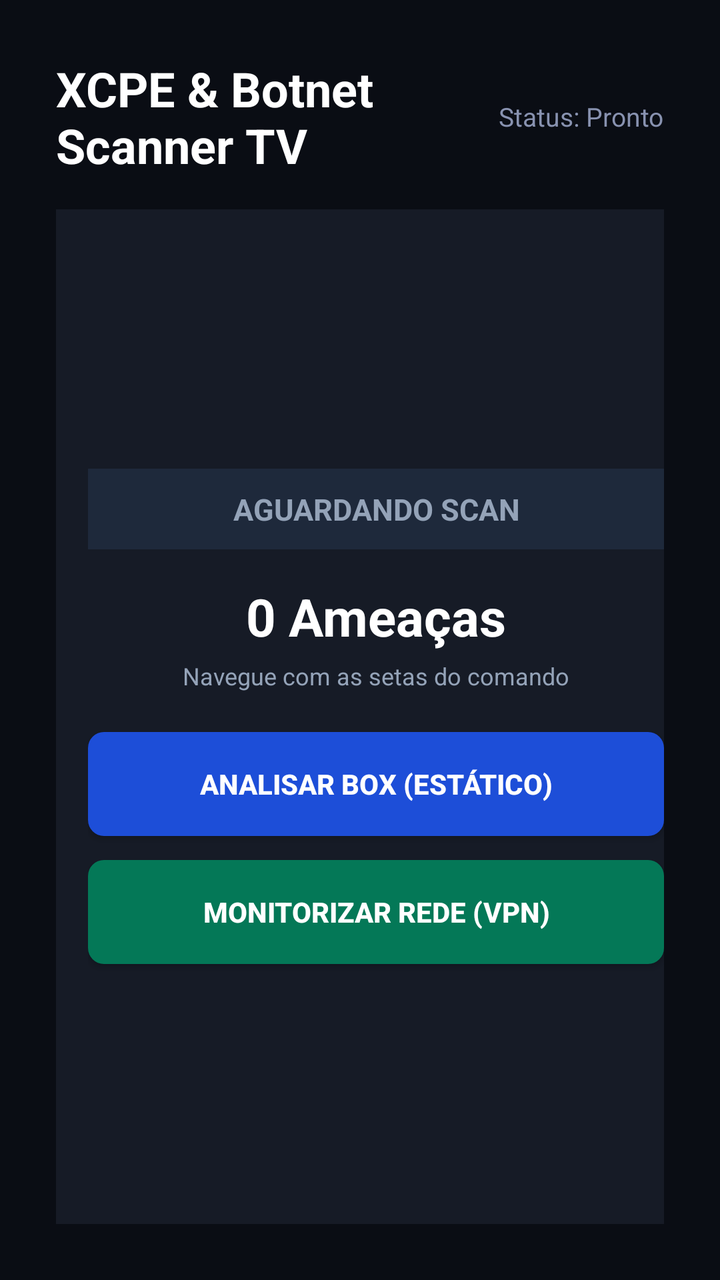
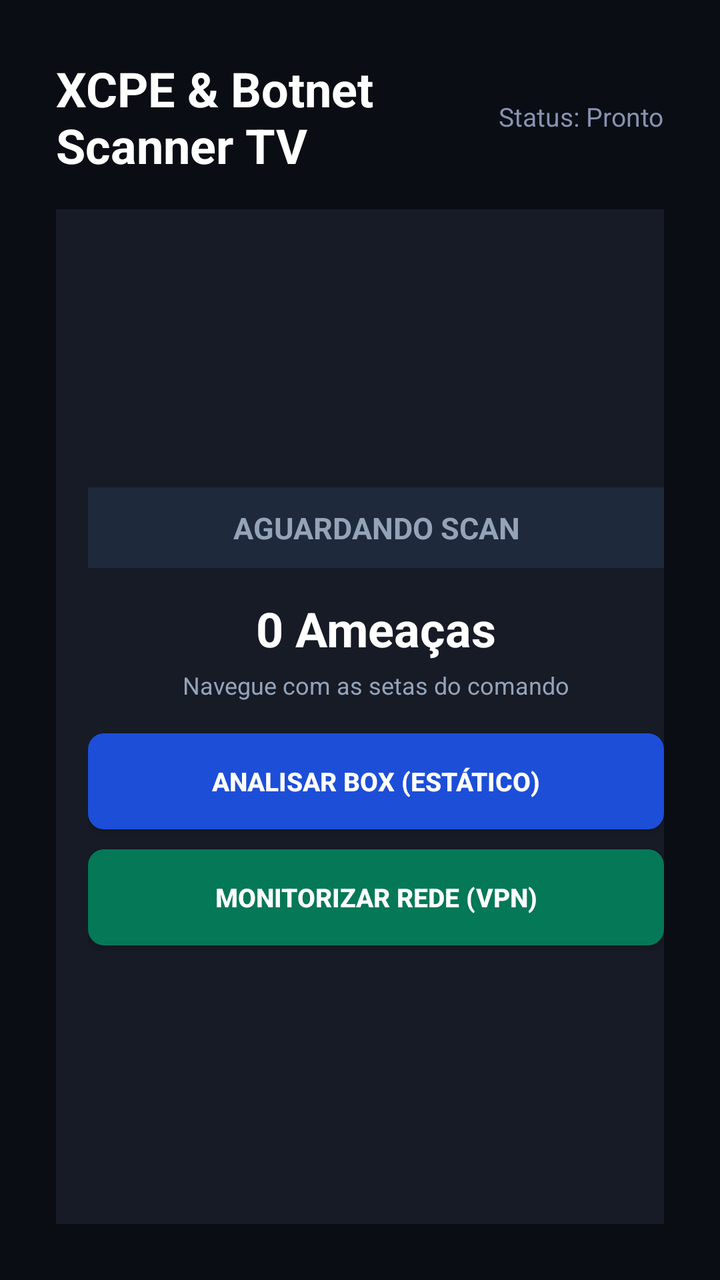

Screens rendered from an Android XML layout before and after an edit, with the pre-edit source and the edit as a unified diff.
<!-- AndroidManifest.xml: application theme Theme.ScannerTV -->
<!-- res/layout/activity_main.xml -->
<?xml version="1.0" encoding="utf-8"?>
<LinearLayout xmlns:android="http://schemas.android.com/apk/res/android"
    android:layout_width="match_parent"
    android:layout_height="match_parent"
    android:background="#0A0D14"
    android:orientation="vertical"
    android:padding="28dp">

    
    <LinearLayout
        android:layout_width="match_parent"
        android:layout_height="wrap_content"
        android:gravity="center_vertical"
        android:orientation="horizontal">

        <TextView
            android:layout_width="0dp"
            android:layout_height="wrap_content"
            android:layout_weight="1"
            android:text="XCPE &amp; Botnet Scanner TV"
            android:textColor="#FFFFFF"
            android:textSize="24sp"
            android:textStyle="bold" />

        <TextView
            android:id="@+id/tvDeviceStats"
            android:layout_width="wrap_content"
            android:layout_height="wrap_content"
            android:text="Status: Pronto"
            android:textColor="#8892B0"
            android:textSize="13sp" />
    </LinearLayout>

    
    <LinearLayout
        android:layout_width="match_parent"
        android:layout_height="0dp"
        android:layout_marginTop="16dp"
        android:layout_weight="1"
        android:orientation="horizontal">

        
        <LinearLayout
            android:layout_width="320dp"
            android:layout_height="match_parent"
            android:background="#161B26"
            android:gravity="center"
            android:orientation="vertical"
            android:padding="16dp">

            <TextView
                android:id="@+id/tvVerdictBadge"
                android:layout_width="match_parent"
                android:layout_height="wrap_content"
                android:background="#1E293B"
                android:gravity="center"
                android:padding="10dp"
                android:text="AGUARDANDO SCAN"
                android:textColor="#94A3B8"
                android:textSize="15sp"
                android:textStyle="bold" />

            <TextView
                android:id="@+id/tvScore"
                android:layout_width="wrap_content"
                android:layout_height="wrap_content"
                android:layout_marginTop="16dp"
                android:text="0 Ameaças"
                android:textColor="#FFFFFF"
                android:textSize="26sp"
                android:textStyle="bold" />

            <TextView
                android:id="@+id/tvSubStatus"
                android:layout_width="wrap_content"
                android:layout_height="wrap_content"
                android:layout_marginTop="4dp"
                android:text="Navegue com as setas do comando"
                android:textColor="#94A3B8"
                android:textSize="12sp" />

            
            <Button
                android:id="@+id/btnScan"
                android:layout_width="match_parent"
                android:layout_height="52dp"
                android:layout_marginTop="20dp"
                android:background="@drawable/btn_blue_focused"
                android:focusable="true"
                android:focusableInTouchMode="true"
                android:nextFocusDown="@+id/btnVpnMonitor"
                android:nextFocusRight="@+id/scrollLogs"
                android:text="ANALISAR BOX (ESTÁTICO)"
                android:textColor="#FFFFFF"
                android:textSize="14sp"
                android:textStyle="bold" />

            
            <Button
                android:id="@+id/btnVpnMonitor"
                android:layout_width="match_parent"
                android:layout_height="52dp"
                android:layout_marginTop="12dp"
                android:background="@drawable/btn_green_focused"
                android:focusable="true"
                android:focusableInTouchMode="true"
                android:nextFocusUp="@+id/btnScan"
                android:nextFocusRight="@+id/scrollLogs"
                android:text="MONITORIZAR REDE (VPN)"
                android:textColor="#FFFFFF"
                android:textSize="14sp"
                android:textStyle="bold" />
        </LinearLayout>

        
        <ScrollView
            android:id="@+id/scrollLogs"
            android:layout_width="0dp"
            android:layout_height="match_parent"
            android:layout_marginStart="20dp"
            android:layout_weight="1"
            android:background="#111622"
            android:focusable="true"
            android:focusableInTouchMode="true"
            android:nextFocusLeft="@+id/btnScan"
            android:padding="16dp">

            <TextView
                android:id="@+id/tvLogOutput"
                android:layout_width="match_parent"
                android:layout_height="wrap_content"
                android:fontFamily="monospace"
                android:text="Painel de Diagnóstico Pronto.\n\n[Opção 1 - Scan Estático]: Varre código em /oem/, Play Protect e pacotes em 3 segundos.\n[Opção 2 - Monitor VPN]: Interceta tráfego da box em tempo real à procura de pings para o C2 ou portas MQTT.\n"
                android:textColor="#CBD5E1"
                android:textSize="13sp" />
        </ScrollView>
    </LinearLayout>

</LinearLayout>
<!-- resources referenced by this layout -->
<resources>
  <!-- drawable btn_blue_focused (drawable) -->
  <?xml version="1.0" encoding="utf-8"?>
  <selector xmlns:android="http://schemas.android.com/apk/res/android">
      <item android:state_focused="true">
          <shape android:shape="rectangle">
              <solid android:color="#2563EB" />
              <stroke android:width="4dp" android:color="#FFFFFF" />
              <corners android:radius="8dp" />
          </shape>
      </item>
      <item>
          <shape android:shape="rectangle">
              <solid android:color="#1D4ED8" />
              <corners android:radius="8dp" />
          </shape>
      </item>
  </selector>
  <!-- drawable btn_green_focused (drawable) -->
  <?xml version="1.0" encoding="utf-8"?>
  <selector xmlns:android="http://schemas.android.com/apk/res/android">
      <item android:state_focused="true">
          <shape android:shape="rectangle">
              <solid android:color="#059669" />
              <stroke android:width="4dp" android:color="#FFFFFF" />
              <corners android:radius="8dp" />
          </shape>
      </item>
      <item>
          <shape android:shape="rectangle">
              <solid android:color="#047857" />
              <corners android:radius="8dp" />
          </shape>
      </item>
  </selector>
  <style name="Theme.ScannerTV" parent="Theme.AppCompat.NoActionBar">
          <item name="android:windowBackground">#0B0E14</item>
          <item name="android:textColor">#FFFFFF</item>
      </style>
</resources>

<!-- the commit's change to res/layout/activity_main.xml (unified diff, before → after) -->
@@ -64,10 +64,10 @@
                 android:id="@+id/tvScore"
                 android:layout_width="wrap_content"
                 android:layout_height="wrap_content"
-                android:layout_marginTop="16dp"
+                android:layout_marginTop="14dp"
                 android:text="0 Ameaças"
                 android:textColor="#FFFFFF"
-                android:textSize="26sp"
+                android:textSize="24sp"
                 android:textStyle="bold" />
 
             <TextView
@@ -83,8 +83,8 @@
             <Button
                 android:id="@+id/btnScan"
                 android:layout_width="match_parent"
-                android:layout_height="52dp"
-                android:layout_marginTop="20dp"
+                android:layout_height="48dp"
+                android:layout_marginTop="16dp"
                 android:background="@drawable/btn_blue_focused"
                 android:focusable="true"
                 android:focusableInTouchMode="true"
@@ -92,24 +92,42 @@
                 android:nextFocusRight="@+id/scrollLogs"
                 android:text="ANALISAR BOX (ESTÁTICO)"
                 android:textColor="#FFFFFF"
-                android:textSize="14sp"
+                android:textSize="13sp"
                 android:textStyle="bold" />
 
             
             <Button
                 android:id="@+id/btnVpnMonitor"
                 android:layout_width="match_parent"
-                android:layout_height="52dp"
-                android:layout_marginTop="12dp"
+                android:layout_height="48dp"
+                android:layout_marginTop="10dp"
                 android:background="@drawable/btn_green_focused"
                 android:focusable="true"
                 android:focusableInTouchMode="true"
                 android:nextFocusUp="@+id/btnScan"
+                android:nextFocusDown="@+id/btnRemediate"
                 android:nextFocusRight="@+id/scrollLogs"
                 android:text="MONITORIZAR REDE (VPN)"
                 android:textColor="#FFFFFF"
-                android:textSize="14sp"
+                android:textSize="13sp"
                 android:textStyle="bold" />
+
+            
+            <Button
+                android:id="@+id/btnRemediate"
+                android:layout_width="match_parent"
+                android:layout_height="48dp"
+                android:layout_marginTop="10dp"
+                android:background="@drawable/btn_red_focused"
+                android:focusable="true"
+                android:focusableInTouchMode="true"
+                android:nextFocusUp="@+id/btnVpnMonitor"
+                android:nextFocusRight="@+id/scrollLogs"
+                android:text="NEUTRALIZAR AMEAÇAS"
+                android:textColor="#FFFFFF"
+                android:textSize="13sp"
+                android:textStyle="bold"
+                android:visibility="gone" />
         </LinearLayout>
 
         
@@ -130,7 +148,7 @@
                 android:layout_width="match_parent"
                 android:layout_height="wrap_content"
                 android:fontFamily="monospace"
-                android:text="Painel de Diagnóstico Pronto.\n\n[Opção 1 - Scan Estático]: Varre código em /oem/, Play Protect e pacotes em 3 segundos.\n[Opção 2 - Monitor VPN]: Interceta tráfego da box em tempo real à procura de pings para o C2 ou portas MQTT.\n"
+                android:text="Painel de Diagnóstico &amp; Remediação Pronto.\n\n[1. Analisar Box]: Varre partições /oem/, pacotes maliciosos e Play Protect.\n[2. Monitor VPN]: Deteta ligações em tempo real a servidores de Comando e Controlo (C2).\n[3. Neutralizar]: Desinstala apps suspeitas no ecrã e orienta para reposição de defesas.\n"
                 android:textColor="#CBD5E1"
                 android:textSize="13sp" />
         </ScrollView>
<!-- resource entries referenced after the edit -->
@@ -34,6 +34,23 @@
           </shape>
       </item>
   </selector>
+  <!-- drawable btn_red_focused (drawable) -->
+  <?xml version="1.0" encoding="utf-8"?>
+  <selector xmlns:android="http://schemas.android.com/apk/res/android">
+      <item android:state_focused="true">
+          <shape android:shape="rectangle">
+              <solid android:color="#DC2626" />
+              <stroke android:width="4dp" android:color="#FFFFFF" />
+              <corners android:radius="8dp" />
+          </shape>
+      </item>
+      <item>
+          <shape android:shape="rectangle">
+              <solid android:color="#B91C1C" />
+              <corners android:radius="8dp" />
+          </shape>
+      </item>
+  </selector>
   <style name="Theme.ScannerTV" parent="Theme.AppCompat.NoActionBar">
           <item name="android:windowBackground">#0B0E14</item>
           <item name="android:textColor">#FFFFFF</item>
